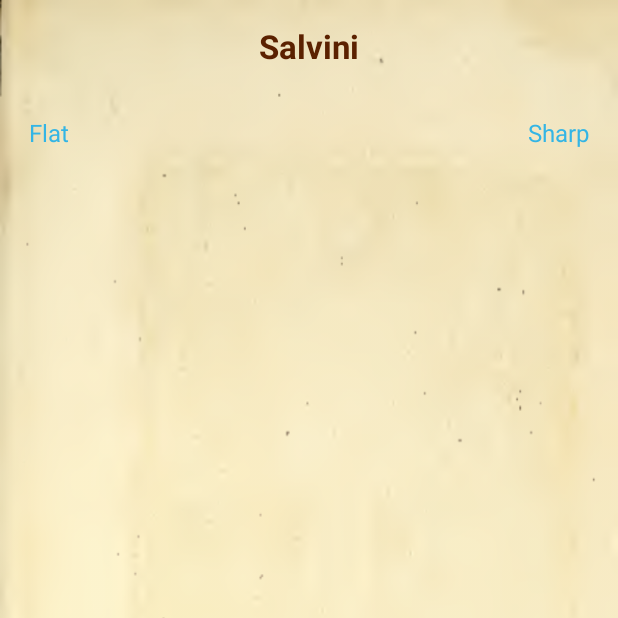
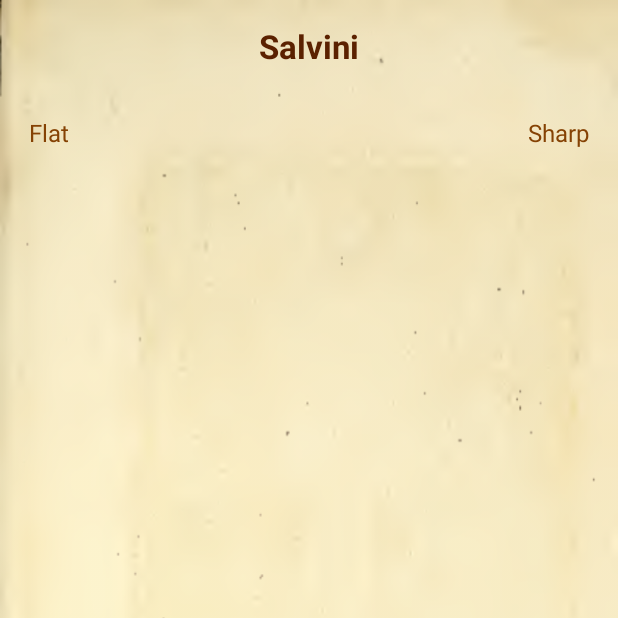
Before and after one commit to thaytan/salvini, an Android app: the screen it shows after launch (TuneActivity), on a phone screen of 412 x 824 dp, the top half of it. Run offline under Robolectric (Android 15) with nearby library versions, the phone set to English and light mode, and no system bars; network calls fail; 5 statements that could not run were skipped.

Commit message:
Change text to brown

```diff
--- a/app/src/main/res/layout/content_tune.xml
+++ b/app/src/main/res/layout/content_tune.xml
@@ -47,9 +47,9 @@
             android:id="@+id/tuneView"
             android:layout_gravity="center_horizontal"
             android:longClickable="true"
-            app:textColour="#33b5e5"
+            app:textColour="#854204"
             app:textDimension="16sp"
-            app:labelString="Hello, RttaView"
+            app:labelString=""
             android:layout_weight="2" />
     </LinearLayout>
 </RelativeLayout>
```
